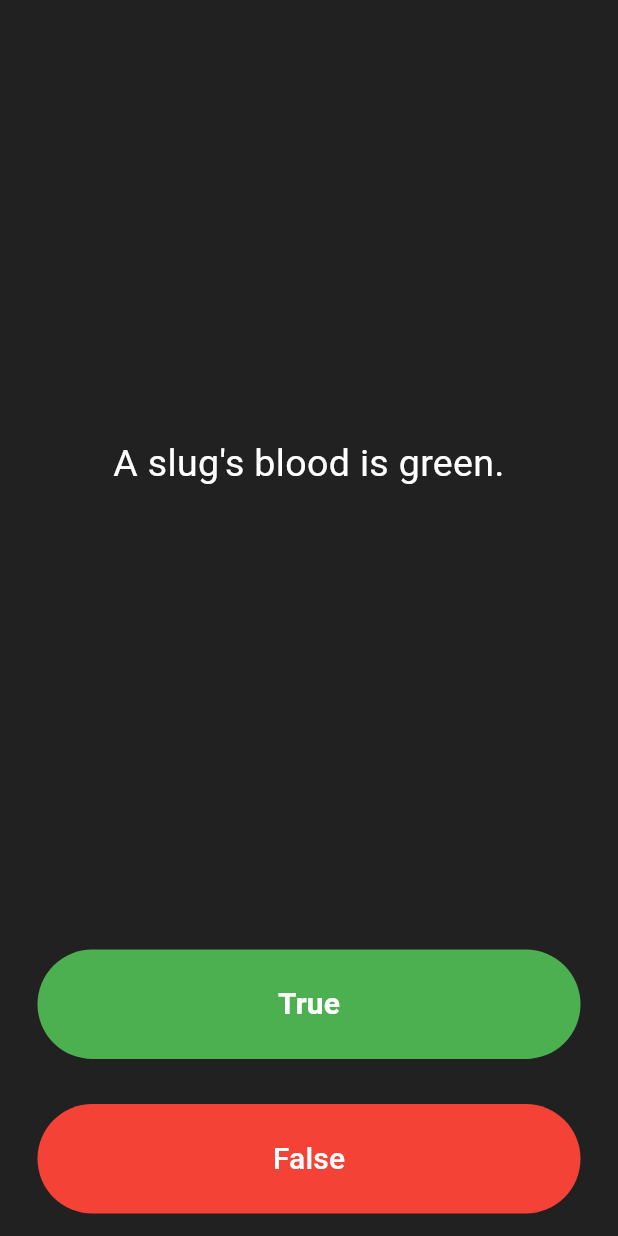
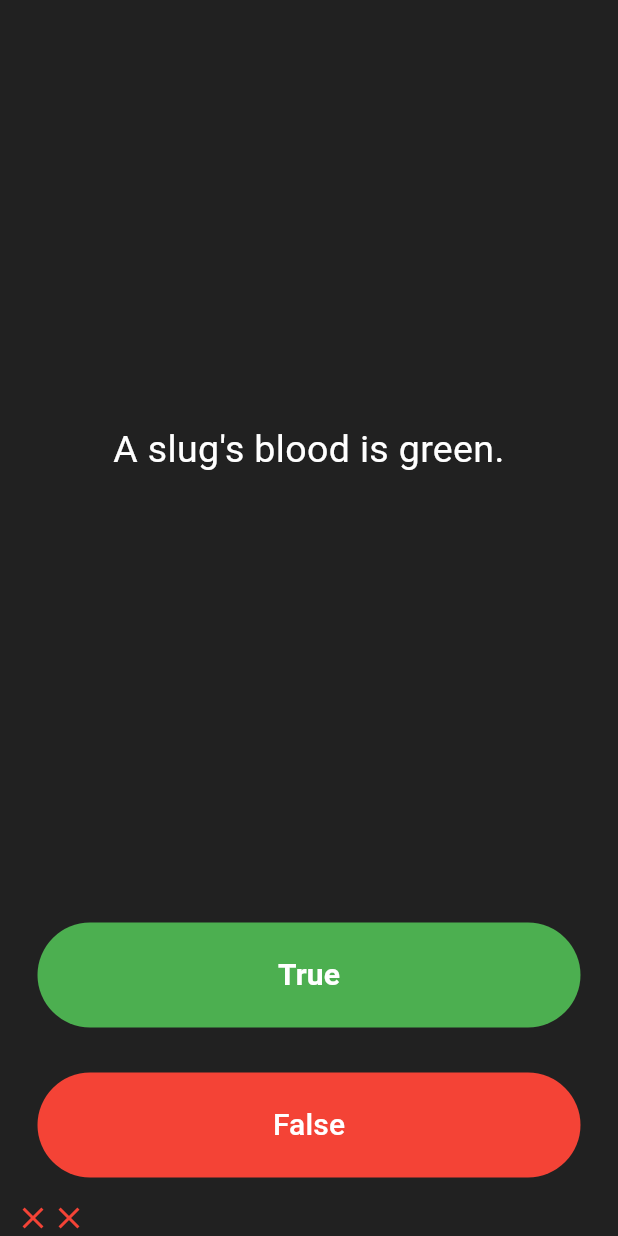
Before and after one commit to risal-ea/qizapp_flutter, a Flutter app: the screen it shows after launch, after a tap on "True", after a tap on "False", on a phone screen of 412 x 824 dp. Run offline on Flutter 3.47's test engine with Material 3 defaults, Android fonts, the phone set to English and light mode, and no system bars.

Commit message:
update 1.2

```diff
--- a/lib/main.dart
+++ b/lib/main.dart
@@ -1,4 +1,6 @@
 import 'package:flutter/material.dart';
+import 'package:qizzapp/question.dart';
+import 'question.dart';
 
 void main() => runApp(Quizzler());
 
@@ -28,10 +30,11 @@ class QuizPage extends StatefulWidget {
 class _QuizPageState extends State<QuizPage> {
 
   List<Widget> scoreKeeper = [];
-  List<String> questions = [
-    'You can lead a cow down stairs but not up stairs.',
-    'Approximately one quarter of human bones are in the feet.',
-    'A slug\'s blood is green.',
+
+  List<Question> questionBank = [
+    Question(questionText: 'You can lead a cow down stairs but not up stairs.', questionAnswer: false),
+    Question(questionText: 'Approximately one quarter of human bones are in the feet.', questionAnswer: true),
+    Question(questionText: 'A slug\'s blood is green.', questionAnswer: true)
   ];
 
   int currentQuestionIndex = 0;
@@ -48,7 +51,7 @@ class _QuizPageState extends State<QuizPage> {
             padding: EdgeInsets.all(10.0),
             child: Center(
               child: Text(
-                questions[currentQuestionIndex],
+                questionBank[currentQuestionIndex].questionText,
                 textAlign: TextAlign.center,
                 style: TextStyle(
                   fontSize: 25.0,
@@ -75,6 +78,24 @@ class _QuizPageState extends State<QuizPage> {
                 ),
               ),
               onPressed: () {
+                bool correctAnswer = questionBank[currentQuestionIndex].questionAnswer;
+
+                if (correctAnswer == true){
+                  scoreKeeper.add(
+                    Icon(
+                      Icons.check,
+                      color: Colors.green,
+                    ),
+                  );
+                }else{
+                  scoreKeeper.add(
+                    Icon(
+                      Icons.close,
+                      color: Colors.red,
+                    )
+                  );
+                }
+
                 setState(() {
                   currentQuestionIndex++;
                 });
@@ -97,6 +118,24 @@ class _QuizPageState extends State<QuizPage> {
                 ),
               ),
               onPressed: () {
+
+                bool correctAnswer = questionBank[currentQuestionIndex].questionAnswer;
+
+                if (correctAnswer == false){
+                  scoreKeeper.add(
+                    Icon(
+                      Icons.check,
+                      color: Colors.green,
+                    ),
+                  );
+                }else{
+                  scoreKeeper.add(
+                      Icon(
+                        Icons.close,
+                        color: Colors.red,
+                      )
+                  );
+                }
                 setState(() {
                   currentQuestionIndex++;
                 });
--- /dev/null
+++ b/lib/question.dart
@@ -0,0 +1,7 @@
+class Question {
+  String questionText;
+  bool questionAnswer;
+
+  // Constructor with named parameters and required keyword
+  Question({required this.questionText, required this.questionAnswer});
+}
```
